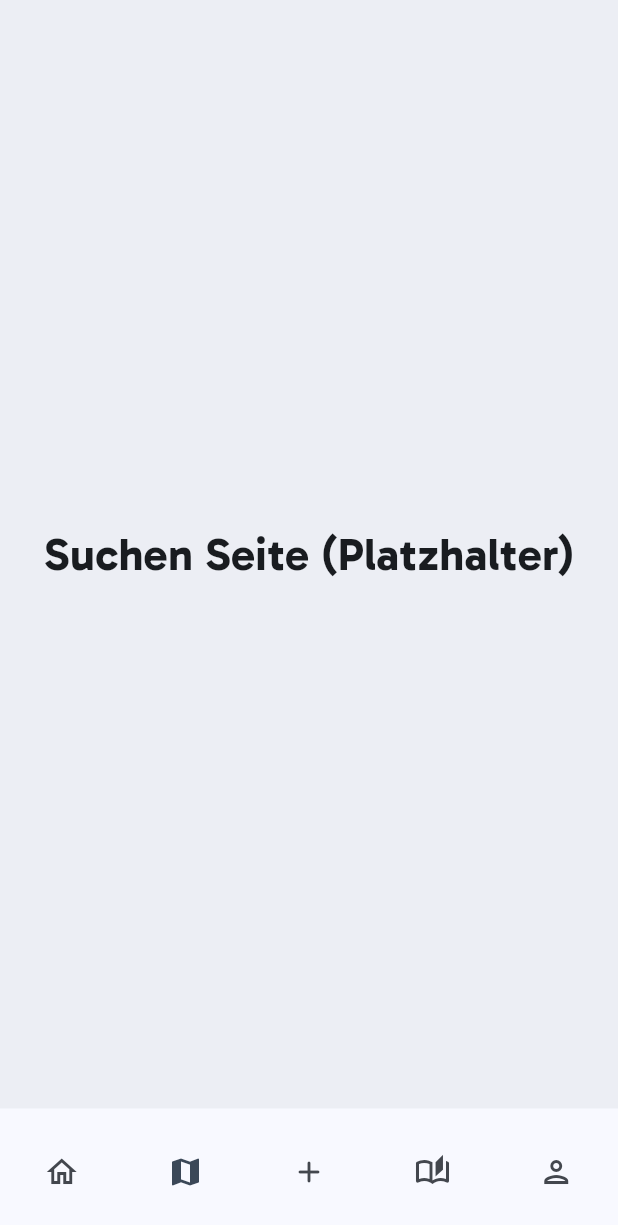
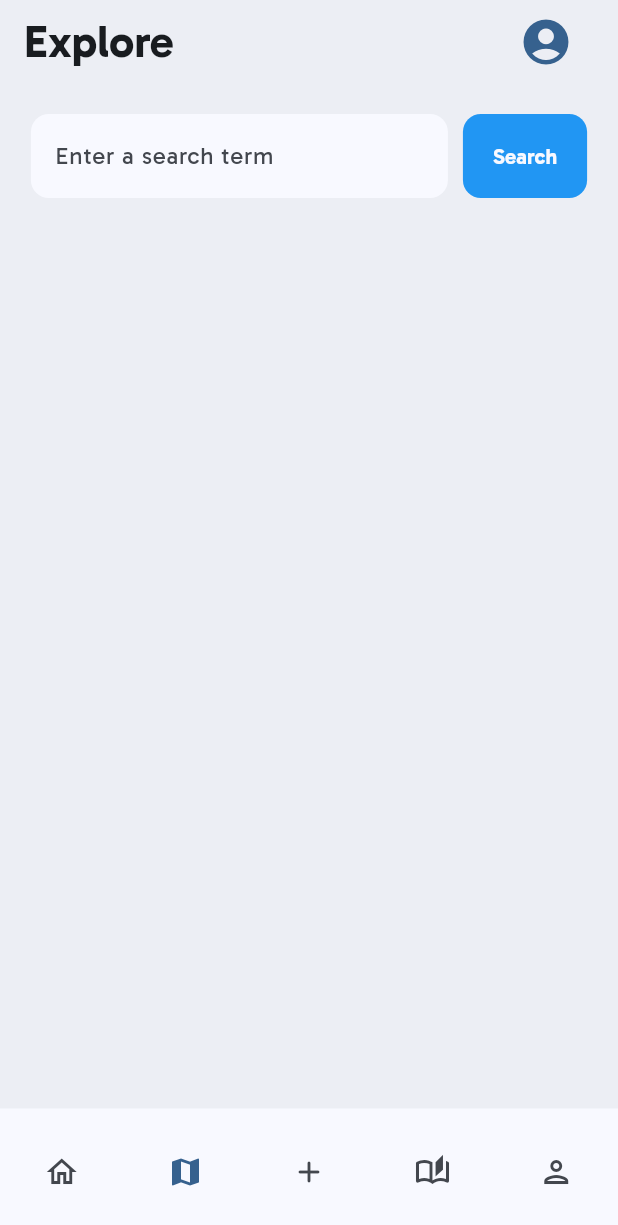
Before and after one commit to czett/go2klo_mobile, a Flutter app: the screen it shows after launch, item 2 of the bottom bar chosen, on a phone screen of 412 x 824 dp. Shown: the top 1225 px of the screen. Run offline on Flutter 3.47's test engine with Material 3 defaults, Android fonts, the phone set to English and light mode, and no system bars.

Commit message:
little, very little, progress on explore page

```diff
--- a/lib/main.dart
+++ b/lib/main.dart
@@ -22,7 +22,7 @@
         useMaterial3: true,
         fontFamily: "Gabarito", // Deine Schriftart Gabarito
       ),
-      home: const MyHomePage(title: 'go2klo Home Page'), // Titel aktualisiert
+      home: const MyHomePage(title: 'go2klo Home Page'),
     );
   }
 }
@@ -40,6 +40,15 @@
   // Aktueller Index des ausgewählten Tabs für die NavigationBar
   int _selectedIndex = 0;
 
+  // Liste der Titel für jede Seite
+  final List<String> _pageTitles = const [
+    "go2klo",
+    "Explore",
+    "Rate",
+    "Blog",
+    "Profile",
+  ];
+
   // Eine Liste von Widgets (Seiten), die angezeigt werden, wenn ein Tab ausgewählt wird
   // Diese Seiten werden dynamisch basierend auf dem _selectedIndex angezeigt.
   List<Widget> _pages(BuildContext context) {
@@ -50,35 +59,11 @@
 
       // HOME PAGE FOLLOWS
 
-      SingleChildScrollView(
+      SingleChildScrollView( // Ermöglicht das Scrollen, wenn der Inhalt zu lang ist
         child: Center(
           child: Column(
             children: [
-              const SizedBox(height: 50),
-              SizedBox(
-                width: screenWidth * 0.9,
-                child: Row(
-                  mainAxisAlignment: MainAxisAlignment.spaceBetween,
-                  mainAxisSize: MainAxisSize.max,
-                  children: [
-                    const Text(
-                      "go2klo",
-                      style: TextStyle(height: 1, fontSize: 30, fontWeight: FontWeight.bold),
-                    ),
-                    ElevatedButton(
-                      onPressed: () {
-                        print("Profil Button geklickt!");
-                      },
-                      child: Icon(
-                        Icons.account_circle,
-                        size: 36,
-                        color: Theme.of(context).colorScheme.primary,
-                      ),
-                    )
-                  ],
-                ),
-              ),
-              const SizedBox(height: 20),
+              const SizedBox(height: 20), // Abstand nach oben zum Inhalt nach der AppBar
               // Karte (Platzhalter)
               SizedBox(
                 width: screenWidth * 0.9,
@@ -86,14 +71,15 @@
                   aspectRatio: 1.5, // Beispiel: 16:9 Verhältnis (Breite zu Höhe)
                   child: Container(
                     decoration: BoxDecoration(
-                      color: Theme.of(context).colorScheme.primaryContainer,
+                      color: Theme.of(context).colorScheme.primaryContainer, // Deine spezifische Farbe (Colors.blue.shade200)
+                      // color: Theme.of(context).colorScheme.primaryContainer, // Deine spezifische Farbe (Colors.blue.shade200)
                       borderRadius: BorderRadius.all(Radius.circular(12.0)),
                     ),
                     child: Center(
                       child: Text(
                         'Karte (Platzhalter)',
                         style: TextStyle(
-                          color: Theme.of(context).colorScheme.surface, // Farbe angepasst für besseren Kontrast
+                          color: Theme.of(context).colorScheme.onPrimaryContainer, // Farbe angepasst für besseren Kontrast
                           fontSize: 30,
                           fontWeight: FontWeight.bold,
                         ),
@@ -116,7 +102,7 @@
                         child: InkWell( // Macht den Container klickbar
                           onTap: () {
                             setState(() {
-                              _selectedIndex = 2;
+                              _selectedIndex = 2; // Geht zur "Hinzufügen"-Seite
                             });
                           },
                           child: Container(
@@ -130,14 +116,14 @@
                                 Icon(
                                   Icons.wc, // Toiletten-Icon
                                   size: 36,
-                                  color: Colors.blue, // Blaue Icon-Farbe
+                                  color: Theme.of(context).colorScheme.primary, // Blaue Icon-Farbe
                                 ),
                                 const SizedBox(height: 8),
                                 Text(
-                                  'Toiletten bewerten',
+                                  "Rate toilets",
                                   textAlign: TextAlign.center,
                                   style: TextStyle(
-                                    color: Colors.blue, // Blaue Textfarbe
+                                    color: Theme.of(context).colorScheme.primary, // Blaue Textfarbe
                                     fontSize: 14,
                                     fontWeight: FontWeight.bold,
                                   ),
@@ -156,7 +142,7 @@
                         child: InkWell( // Macht den Container klickbar
                           onTap: () {
                             setState(() {
-                              _selectedIndex = 1;
+                              _selectedIndex = 1; // Geht zur "Suchen"-Seite
                             });
                           },
                           child: Container(
@@ -170,14 +156,14 @@
                                 Icon(
                                   Icons.location_on, // Standort-Icon
                                   size: 36,
-                                  color: Colors.blue, // Blaue Icon-Farbe
+                                  color: Theme.of(context).colorScheme.primary, // Blaue Icon-Farbe
                                 ),
                                 const SizedBox(height: 8),
                                 Text(
-                                  'In der Nähe finden',
+                                  "Find nearby",
                                   textAlign: TextAlign.center,
                                   style: TextStyle(
-                                    color: Colors.blue, // Blaue Textfarbe
+                                    color: Theme.of(context).colorScheme.primary, // Blaue Textfarbe
                                     fontSize: 14,
                                     fontWeight: FontWeight.bold,
                                   ),
@@ -192,7 +178,7 @@
                 ),
               ),
               const SizedBox(height: 20),
-              // Leadboard und Klo des Tages Sektionen
+              // Leaderboard und Klo des Tages Sektionen
               SizedBox(
                 width: screenWidth * 0.9,
                 child: Column(
@@ -232,7 +218,7 @@
                                   ),
                                 ),
                                 const Text(
-                                  "Miss dich mit anderen Nutzern.",
+                                  "Compete against other users!",
                                   style: TextStyle(
                                     fontSize: 16,
                                   ),
@@ -267,19 +253,19 @@
                             ),
                           ),
                           const SizedBox(width: 20), // Abstand zwischen Icon und Text
-                          Expanded( // Expanded sorgt dafür, dass der Text den restlichen Platz einnimmt
+                          Expanded( // Expanded sorgt dafür dafür, dass der Text den restlichen Platz einnimmt
                             child: Column(
                               crossAxisAlignment: CrossAxisAlignment.start,
                               children: [
                                 const Text(
-                                  "Klo des Tages",
+                                  "Toilet of the day",
                                   style: TextStyle(
                                     fontSize: 28,
                                     fontWeight: FontWeight.bold,
                                   ),
                                 ),
                                 const Text(
-                                  "Besuche die Toilette des Tages.",
+                                  "Visit the toilet of the day.",
                                   style: TextStyle(
                                     fontSize: 16,
                                   ),
@@ -298,33 +284,89 @@
           ),
         ),
       ),
+
+      // EXPLORE PAGE FOLLOWS
+      Align(
+        alignment: Alignment.topCenter,
+        child: Padding(
+          padding: const EdgeInsets.fromLTRB(0, 20, 0, 0),
+          child: SizedBox(
+            width: screenWidth * 0.9,
+            child: Row(
+              children: [
+                Expanded(
+                  child: SizedBox(
+                    height: 56,
+                    child: TextField(
+                      decoration: InputDecoration(
+                        filled: true,
+                        fillColor: Theme.of(context).colorScheme.surface,
+                        hintText: "Enter a search term",
+
+                        enabledBorder: OutlineInputBorder(
+                          borderSide: BorderSide(color: Colors.transparent),
+                          borderRadius: BorderRadius.circular(12)
+                        )
+                      ),
+                    ),
+                  ),
+                ),
+                SizedBox(width: 10,),
+                SizedBox(
+                  height: 56,
+                  child: ElevatedButton(
+                    onPressed: () {
+                      print("yo gurt");
+                    },
+                    style: ElevatedButton.styleFrom(
+                      backgroundColor: Colors.blue,
+                      foregroundColor: Theme.of(context).colorScheme.surface,
+                      elevation: 0,
+                      padding: EdgeInsets.symmetric(horizontal: 20),
+                      shape: RoundedRectangleBorder(
+                        borderRadius: BorderRadius.circular(12),
+                        side: BorderSide(color: Colors.transparent),
+                      )
+                    ),
+                    child: Text(
+                      "Search",
+                      style: TextStyle(
+                        fontWeight: FontWeight.bold,
+                      ),
+                    ),
+                  ),
+                )
+              ],
+            ),
+          ),
+        ),
+      ),
+
+      // Seite 3: Hinzufügen Seite (Platzhalter)
       const Center(
         child: Text(
-          'Suchen Seite (Platzhalter)',
+          'Hier kommt die Hinzufügen-Seite hin!',
           style: TextStyle(fontSize: 30, fontWeight: FontWeight.bold),
         ),
       ),
+      // Seite 4: Benachrichtigungen Seite (Platzhalter)
       const Center(
         child: Text(
-          'Hinzufügen Seite (Platzhalter)',
+          'Hier kommen die Benachrichtigungen hin!',
           style: TextStyle(fontSize: 30, fontWeight: FontWeight.bold),
         ),
       ),
+      // Seite 5: Profil Seite (Platzhalter)
       const Center(
         child: Text(
-          'Benachrichtigungen Seite (Platzhalter)',
-          style: TextStyle(fontSize: 30, fontWeight: FontWeight.bold),
-        ),
-      ),
-      const Center(
-        child: Text(
-          'Profil Seite (Platzhalter)',
+          'Hier kommt dein Profil hin!',
           style: TextStyle(fontSize: 30, fontWeight: FontWeight.bold),
         ),
       ),
     ];
   }
 
+  // Callback-Funktion, die aufgerufen wird, wenn ein Tab getippt wird
   void _onDestinationSelected(int index) {
     setState(() {
       _selectedIndex = index;
@@ -334,43 +376,88 @@
   @override
   Widget build(BuildContext context) {
     return Scaffold(
-      backgroundColor: Theme.of(context).colorScheme.surfaceContainer,
-      body: _pages(context)[_selectedIndex],
+      backgroundColor: Theme.of(context).colorScheme.surfaceContainer, // Hintergrundfarbe des Scaffolds
+      // --- AppBar für die Top-Leiste mit dynamischem Titel ---
+      appBar: AppBar(
+        // title: Text(widget.title), // Dies ist der feste Titel aus MyHomePage
+        // Dynamischer Titel basierend auf dem ausgewählten Tab
+        title: Text(
+          _pageTitles[_selectedIndex],
+          style: TextStyle(
+            fontSize: 30,
+            fontWeight: FontWeight.bold,
+            color: Theme.of(context).colorScheme.onSurface, // Farbe des Textes
+          ),
+        ),
+        // Optional: Hintergrundfarbe der AppBar
+        backgroundColor: Theme.of(context).colorScheme.surfaceContainer, // Hintergrundfarbe der AppBar
+        elevation: 0.0, // Schatten unter der AppBar
+        // Aktionen für die AppBar (z.B. Profil-Button)
+        actions: [
+          Padding(
+            padding: const EdgeInsets.only(right: 16.0), // Abstand rechts vom Button
+            child: ElevatedButton(
+              onPressed: () {
+                print("Profil Button geklickt in AppBar!");
+                setState(() {
+                  _selectedIndex = 4; // Zum Profil-Tab wechseln
+                });
+              },
+              style: ElevatedButton.styleFrom(
+                shape: const CircleBorder(), // Runde Form für den Button
+                padding: EdgeInsets.zero, // Kein internes Padding für den Button
+                backgroundColor: Colors.transparent, // Transparenter Hintergrund
+                shadowColor: Colors.transparent, // Kein Schatten
+                foregroundColor: Theme.of(context).colorScheme.primary, // Icon-Farbe
+              ),
+              child: Icon(
+                Icons.account_circle, // Profil-Icon
+                size: 36,
+              ),
+            ),
+          )
+        ],
+        // Wenn du den "go2klo" Text am linken Rand statt zentriert haben möchtest:
+        // centerTitle: false,
+      ),
+      body: _pages(context)[_selectedIndex], // Zeigt die aktuell ausgewählte Seite an
       bottomNavigationBar: NavigationBarTheme(
         data: NavigationBarThemeData(
           labelBehavior: NavigationDestinationLabelBehavior.alwaysHide,
-          height: 85,
-          indicatorColor: Colors.transparent,
-          backgroundColor: Theme.of(context).colorScheme.surface,
+          height: 85, // Standardhöhe kann hier belassen oder angepasst werden
+          indicatorColor: Colors.transparent, // Indikator unsichtbar, da wir ihn selbst zeichnen
+          backgroundColor: Theme.of(context).colorScheme.surface, // Hintergrund der Navigationsleiste
         ),
         child: NavigationBar(
-          selectedIndex: _selectedIndex,
-          onDestinationSelected: _onDestinationSelected,
-          surfaceTintColor: Colors.transparent,
-          destinations: const <NavigationDestination>[
+          selectedIndex: _selectedIndex, // Der aktuell ausgewählte Tab
+          onDestinationSelected: _onDestinationSelected, // Callback für Tab-Taps
+          surfaceTintColor: Colors.transparent, // Entfernt den Standard-Surface-Tint
+          elevation: 8.0, // Schatten für die Bottom Bar
+          // --- Hier sind die Destinationen, die die Icons enthalten ---
+          destinations: <NavigationDestination>[
             NavigationDestination(
-              icon: Icon(Icons.home_outlined),
-              selectedIcon: Icon(Icons.home),
+              icon: Icon(Icons.home_outlined, color: Theme.of(context).colorScheme.onSurfaceVariant), // Nicht ausgewählt
+              selectedIcon: Icon(Icons.home, color: Theme.of(context).colorScheme.primary), // Ausgewählt
+              label: '', // Leeres Label
+            ),
+            NavigationDestination(
+              icon: Icon(Icons.map_outlined, color: Theme.of(context).colorScheme.onSurfaceVariant),
+              selectedIcon: Icon(Icons.map, color: Theme.of(context).colorScheme.primary),
               label: '',
             ),
             NavigationDestination(
-              icon: Icon(Icons.map_outlined),
-              selectedIcon: Icon(Icons.map),
+              icon: Icon(Icons.add_rounded, color: Theme.of(context).colorScheme.onSurfaceVariant),
+              selectedIcon: Icon(Icons.add, color: Theme.of(context).colorScheme.primary),
               label: '',
             ),
             NavigationDestination(
-              icon: Icon(Icons.add_rounded),
-              selectedIcon: Icon(Icons.add),
+              icon: Icon(Icons.auto_stories_outlined, color: Theme.of(context).colorScheme.onSurfaceVariant),
+              selectedIcon: Icon(Icons.auto_stories, color: Theme.of(context).colorScheme.primary),
               label: '',
             ),
             NavigationDestination(
-              icon: Icon(Icons.auto_stories_outlined),
-              selectedIcon: Icon(Icons.auto_stories),
-              label: '',
-            ),
-            NavigationDestination(
-              icon: Icon(Icons.person_outlined),
-              selectedIcon: Icon(Icons.person),
+              icon: Icon(Icons.person_outlined, color: Theme.of(context).colorScheme.onSurfaceVariant),
+              selectedIcon: Icon(Icons.person, color: Theme.of(context).colorScheme.primary),
               label: '',
             ),
           ],
```
